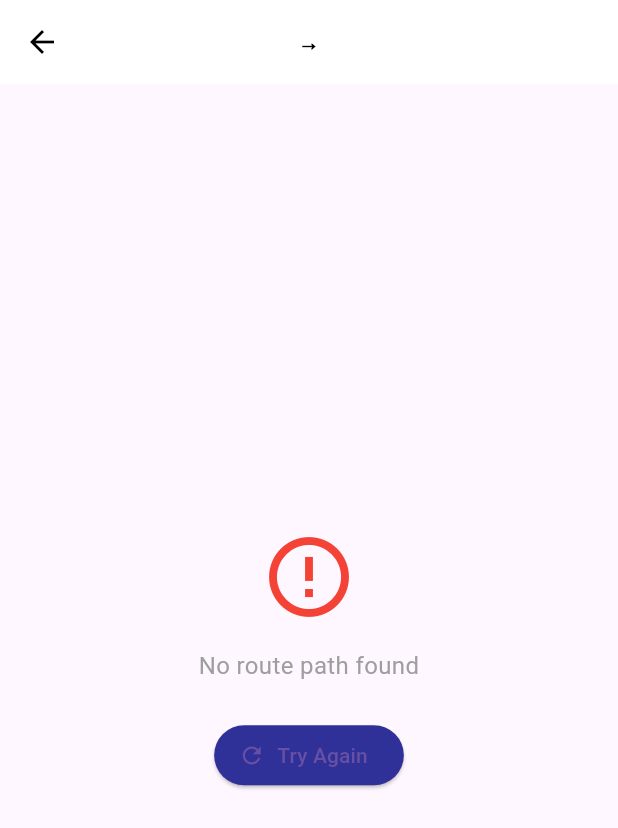
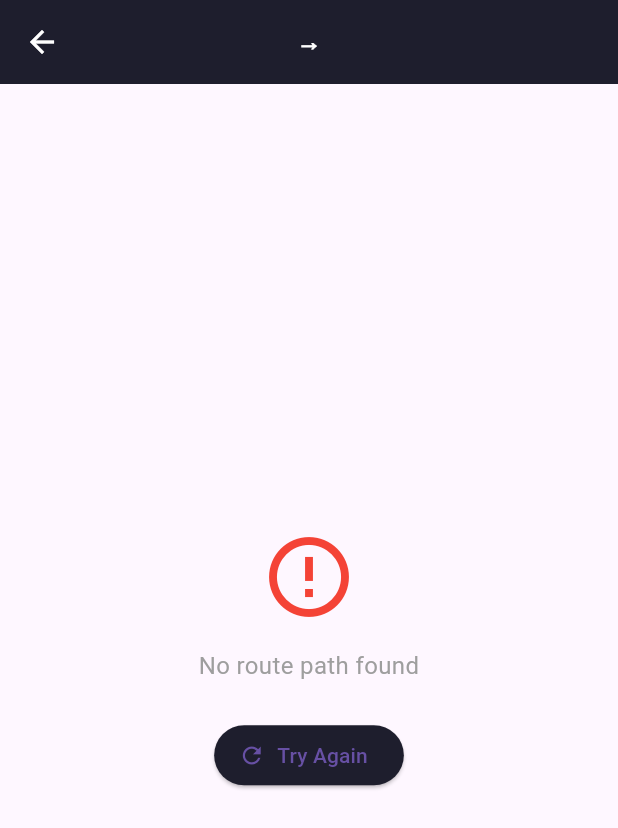
Before and after one commit to adhama06637-dot/wasalny_app, a Flutter app: the MapScreen screen opened directly with empty values, on a phone screen of 412 x 824 dp. Shown: the top 828 px of the screen. Run offline on Flutter 3.47's test engine with Material 3 defaults, Android fonts, the phone set to English and light mode, and no system bars; our stand-ins replace cloud_firestore, firebase_auth, firebase_core, flutter_map, flutter_svg, latlong2; accounts and stored records are empty.

Commit message:
edit map

```diff
--- a/lib/Compare_Screen.dart
+++ b/lib/Compare_Screen.dart
@@ -279,7 +279,7 @@ class SharedRideCard extends StatelessWidget {
     final seats        = ride['available_seats']?.toString()   ?? '--';
     final driverName   = ride['driver_name']?.toString()       ?? 'Unknown';
     final genderPref   = ride['gender_preference']?.toString() ?? 'any';
-    final ridesCount   = ride['all_rides_count'] as int?        ?? 1;
+    final ridesCount   = ride['all_rides_count'] as int?       ?? 1;
     final pickupPoints = ride['pickup_points']   as List<dynamic>? ?? [];
 
     Color  genderColor = Colors.blue;
@@ -386,7 +386,7 @@ class _Chip extends StatelessWidget {
 }
 
 // ══════════════════════════════════════════════
-// شاشة تفاصيل المسار + زرار Start Trip
+// شاشة تفاصيل المسار + زرار الخريطة الأخضر
 // ══════════════════════════════════════════════
 class RouteDetailsScreen extends StatelessWidget {
   final Map<String, dynamic> routeData;
@@ -427,7 +427,7 @@ class RouteDetailsScreen extends StatelessWidget {
         centerTitle: true,
       ),
 
-      // ── زرار Start Trip ──
+      // ── الزرار الأخضر الجديد ──
       bottomNavigationBar: Padding(
         padding: const EdgeInsets.fromLTRB(16, 8, 16, 24),
         child: SizedBox(
@@ -438,14 +438,14 @@ class RouteDetailsScreen extends StatelessWidget {
               MaterialPageRoute(
                   builder: (_) => MapScreen(routeData: routeData)),
             ),
-            icon: const Icon(Icons.navigation, color: Colors.white),
-            label: const Text('Start Trip',
+            icon: const Icon(Icons.map, color: Colors.white),
+            label: const Text('Select & Show on Map',
                 style: TextStyle(
                     fontSize: 18,
                     fontWeight: FontWeight.bold,
                     color: Colors.white)),
             style: ElevatedButton.styleFrom(
-              backgroundColor: const Color(0xFF303099),
+              backgroundColor: const Color(0xFF00E676), // اللون الأخضر بتاع الخريطة
               shape: RoundedRectangleBorder(
                   borderRadius: BorderRadius.circular(16)),
             ),
@@ -472,8 +472,9 @@ class RouteDetailsScreen extends StatelessWidget {
                   Container(width: 1, height: 40, color: Colors.grey.shade300),
                   _SummaryItem(icon: Icons.straighten, label: 'Distance', value: '$totalDist km'),
                 ],
-              ),
+             ),
             ),
+
 
             if (isRushHour) ...[
               const SizedBox(height: 12),
--- a/lib/Map.dart
+++ b/lib/Map.dart
@@ -4,10 +4,6 @@ import 'package:flutter_map/flutter_map.dart';
 import 'package:latlong2/latlong.dart';
 import 'package:http/http.dart' as http;
 
-// ══════════════════════════════════════════════
-// شاشة الخريطة — بتعرض المسار الحقيقي ديناميكياً
-// بتاخد routeData من شاشة RouteDetailsScreen
-// ══════════════════════════════════════════════
 class MapScreen extends StatefulWidget {
   final Map<String, dynamic> routeData;
 
@@ -19,14 +15,13 @@ class MapScreen extends StatefulWidget {
 
 class _MapScreenState extends State<MapScreen> {
   List<LatLng> routePoints = [];
-  bool  isLoading = true;
+  bool isLoading = true;
   String? errorMessage;
 
-  // إحداثيات البداية والنهاية
   LatLng? startPoint;
   LatLng? endPoint;
-  String  startName = '';
-  String  endName   = '';
+  String startName = '';
+  String endName = '';
 
   @override
   void initState() {
@@ -34,69 +29,59 @@ class _MapScreenState extends State<MapScreen> {
     _loadRoute();
   }
 
-  // ══════════════════════════════════════════════
-  // الدالة الرئيسية — بتجيب الإحداثيات وترسم المسار
-  // ══════════════════════════════════════════════
   Future<void> _loadRoute() async {
     setState(() {
-      isLoading    = true;
+      isLoading = true;
       errorMessage = null;
     });
 
     try {
-      // جيب الـ path من الـ routeData
       final path = widget.routeData['path'] as List<dynamic>?;
 
       if (path == null || path.length < 2) {
         setState(() {
           errorMessage = 'No route path found';
-          isLoading    = false;
+          isLoading = false;
         });
         return;
       }
 
-      // اخد أول وآخر محطة
       startName = path.first.toString();
-      endName   = path.last.toString();
+      endName = path.last.toString();
 
-      // حول أسماء المحطات لإحداثيات
       final start = await _getCoordinates(startName);
-      final end   = await _getCoordinates(endName);
+      final end = await _getCoordinates(endName);
 
       if (start == null || end == null) {
         setState(() {
           errorMessage = 'Could not find coordinates for stations';
-          isLoading    = false;
+          isLoading = false;
         });
         return;
       }
 
       startPoint = start;
-      endPoint   = end;
+      endPoint = end;
 
-      // جيب نقاط المسار على الخريطة
       final points = await _getRoutePoints(start, end);
 
       setState(() {
         routePoints = points;
-        isLoading   = false;
+        isLoading = false;
       });
     } catch (e) {
       setState(() {
         errorMessage = 'Error loading route: $e';
-        isLoading    = false;
+        isLoading = false;
       });
     }
   }
 
-  // ══════════════════════════════════════════════
-  // بتحول اسم المحطة لإحداثيات GPS
-  // ══════════════════════════════════════════════
+  // طريقة كلاود الممتازة في البحث عن المكان
   Future<LatLng?> _getCoordinates(String stationName) async {
     try {
-      // بنضيف Cairo عشان الـ search يبقى أدق
-      final query  = Uri.encodeComponent('$stationName, Cairo, Egypt');
-      final url    = 'https://nominatim.openstreetmap.org/search?q=$query&format=json&limit=1';
+      final query = Uri.encodeComponent('$stationName, Cairo, Egypt');
+      final url = 'https://nominatim.openstreetmap.org/search?q=$query&format=json&limit=1';
 
       final response = await http.get(
         Uri.parse(url),
@@ -113,40 +98,27 @@ class _MapScreenState extends State<MapScreen> {
         double.parse(data[0]['lon'].toString()),
       );
     } catch (e) {
-      debugPrint('Error getting coordinates for $stationName: $e');
+      debugPrint('Error getting coordinates: $e');
       return null;
     }
   }
 
-  // ══════════════════════════════════════════════
-  // بتجيب نقاط المسار على الطريق الفعلي
-  // ══════════════════════════════════════════════
+  // الـ API بتاعنا (OSRM) المجاني اللي بيرسم الشوارع ومبيحتاجش Token يخلص
   Future<List<LatLng>> _getRoutePoints(LatLng start, LatLng end) async {
     try {
-      final response = await http.post(
-        Uri.parse('https://api.openrouteservice.org/v2/directions/driving-car'),
-        headers: {
-          'Authorization':
-              'eyJvcmciOiI1YjNjZTM1OTc4NTExMTAwMDFjZjYyNDgiLCJpZCI6ImVhMTE5Y2VlNzg0OTQxNDc5NDMzNmYzZmE0ODJmYzMzIiwiaCI6Im11cm11cjY0In0=',
-          'Content-Type': 'application/json',
-        },
-        body: jsonEncode({
-          'coordinates': [
-            [start.longitude, start.latitude],
-            [end.longitude,   end.latitude],
-          ]
-        }),
-      );
+      final url = Uri.parse(
+          'http://router.project-osrm.org/route/v1/driving/${start.longitude},${start.latitude};${end.longitude},${end.latitude}?overview=full&geometries=geojson');
+
+      final response = await http.get(url);
 
       if (response.statusCode != 200) {
-        // لو الـ API فشلت، ارسم خط مباشر بين النقطتين
         return [start, end];
       }
 
-      final data   = jsonDecode(response.body);
-      final coords = data['routes'][0]['geometry']['coordinates'] as List<dynamic>;
+      final data = jsonDecode(response.body);
+      final geometry = data['routes'][0]['geometry']['coordinates'] as List<dynamic>;
 
-      return coords.map<LatLng>((point) {
+      return geometry.map<LatLng>((point) {
         final p = point as List<dynamic>;
         return LatLng(
           double.parse(p[1].toString()),
@@ -155,77 +127,68 @@ class _MapScreenState extends State<MapScreen> {
       }).toList();
     } catch (e) {
       debugPrint('Error getting route points: $e');
-      // لو في error، ارسم خط مباشر
       return [start, end];
     }
   }
 
-  // حساب مركز الخريطة بين البداية والنهاية
   LatLng _getCenter() {
     if (startPoint != null && endPoint != null) {
       return LatLng(
-        (startPoint!.latitude  + endPoint!.latitude)  / 2,
+        (startPoint!.latitude + endPoint!.latitude) / 2,
         (startPoint!.longitude + endPoint!.longitude) / 2,
       );
     }
-    // Cairo default
     return const LatLng(30.0444, 31.2357);
   }
 
   @override
   Widget build(BuildContext context) {
-    final totalTime  = widget.routeData['total_time_min']?.toString()  ?? '--';
+    final totalTime = widget.routeData['total_time_min']?.toString() ?? '--';
     final totalPrice = widget.routeData['total_price_egp']?.toString() ?? '--';
 
     return Scaffold(
       appBar: AppBar(
-        backgroundColor: Colors.white,
+        backgroundColor: const Color(0xFF1E1E2D), // لون داكن يمشي مع خريطة أوبر
         elevation: 0,
         leading: IconButton(
-          icon: const Icon(Icons.arrow_back, color: Colors.black),
+          icon: const Icon(Icons.arrow_back, color: Colors.white),
           onPressed: () => Navigator.pop(context),
         ),
         title: Text(
           '$startName → $endName',
-          style: const TextStyle(
-              color: Colors.black,
-              fontWeight: FontWeight.bold,
-              fontSize: 14),
+          style: const TextStyle(color: Colors.white, fontWeight: FontWeight.bold, fontSize: 16),
           overflow: TextOverflow.ellipsis,
         ),
         centerTitle: true,
       ),
       body: Stack(
         children: [
-
-          // ── الخريطة ──
           if (!isLoading && errorMessage == null)
             FlutterMap(
               options: MapOptions(
                 initialCenter: _getCenter(),
-                initialZoom:   12,
+                initialZoom: 12,
               ),
               children: [
-                // طبقة OpenStreetMap
+                // 🌟 خريطة أوبر (Dark Mode)
                 TileLayer(
-                  urlTemplate:
-                      'https://tile.openstreetmap.org/{z}/{x}/{y}.png',
+                  urlTemplate: 'https://{s}.basemaps.cartocdn.com/dark_all/{z}/{x}/{y}{r}.png',
+                  subdomains: const ['a', 'b', 'c', 'd'],
                   userAgentPackageName: 'com.wasalny.app',
                 ),
 
-                // خط المسار
+                // 🌟 مسار الشارع (لون أخضر فاقع)
                 if (routePoints.isNotEmpty)
                   PolylineLayer(
                     polylines: [
                       Polyline(
-                        points:      routePoints,
+                        points: routePoints,
                         strokeWidth: 5,
-                        color:       const Color(0xFF303099),
+                        color: const Color(0xFF00E676),
                       ),
                     ],
                   ),
 
-                // ماركر البداية والنهاية
                 MarkerLayer(
                   markers: [
                     if (startPoint != null)
@@ -233,71 +196,52 @@ class _MapScreenState extends State<MapScreen> {
                         point: startPoint!,
                         width: 40,
                         height: 40,
-                        child: const Icon(
-                          Icons.location_on,
-                          color: Colors.green,
-                          size: 40,
-                        ),
+                        child: const Icon(Icons.location_on, color: Colors.blue, size: 40),
                       ),
                     if (endPoint != null)
                       Marker(
                         point: endPoint!,
                         width: 40,
                         height: 40,
-                        child: const Icon(
-                          Icons.flag,
-                          color: Colors.red,
-                          size: 40,
-                        ),
+                        child: const Icon(Icons.flag, color: Colors.red, size: 40),
                       ),
                   ],
                 ),
               ],
             ),
 
-          // ── Loading ──
           if (isLoading)
             const Center(
               child: Column(
                 mainAxisAlignment: MainAxisAlignment.center,
                 children: [
-                  CircularProgressIndicator(color: Color(0xFF303099)),
+                  CircularProgressIndicator(color: Color(0xFF00E676)),
                   SizedBox(height: 16),
-                  Text('Loading your route...',
-                      style: TextStyle(color: Colors.grey, fontSize: 16)),
+                  Text('Loading your route...', style: TextStyle(color: Colors.grey, fontSize: 16)),
                 ],
               ),
             ),
 
-          // ── Error ──
           if (!isLoading && errorMessage != null)
             Center(
-              child: Padding(
-                padding: const EdgeInsets.all(24),
               child: Column(
                 mainAxisAlignment: MainAxisAlignment.center,
                 children: [
-                    const Icon(Icons.error_outline,
-                        color: Colors.red, size: 64),
+                  const Icon(Icons.error_outline, color: Colors.red, size: 64),
                   const SizedBox(height: 16),
-                    Text(errorMessage!,
-                        textAlign: TextAlign.center,
-                        style: const TextStyle(
-                            color: Colors.grey, fontSize: 16)),
+                  Text(errorMessage!, textAlign: TextAlign.center, style: const TextStyle(color: Colors.grey, fontSize: 16)),
                   const SizedBox(height: 24),
                   ElevatedButton.icon(
                     onPressed: _loadRoute,
                     icon: const Icon(Icons.refresh),
                     label: const Text('Try Again'),
-                      style: ElevatedButton.styleFrom(
-                          backgroundColor: const Color(0xFF303099)),
+                    style: ElevatedButton.styleFrom(backgroundColor: const Color(0xFF1E1E2D)),
                   ),
                 ],
               ),
             ),
-            ),
 
-          // ── Info Card في الأسفل ──
+          // 🌟 الكارت المدمج (UI كلاود + زرار Start Trip)
           if (!isLoading && errorMessage == null)
             Positioned(
               bottom: 16,
@@ -309,56 +253,56 @@ class _MapScreenState extends State<MapScreen> {
                   color: Colors.white,
                   borderRadius: BorderRadius.circular(20),
                   boxShadow: [
-                    BoxShadow(
-                      color: Colors.black.withOpacity(0.1),
-                      blurRadius: 12,
-                      offset: const Offset(0, 4),
+                    BoxShadow(color: Colors.black.withOpacity(0.2), blurRadius: 15, offset: const Offset(0, 5)),
+                  ],
+                ),
+                child: Column(
+                  mainAxisSize: MainAxisSize.min,
+                  children: [
+                    Row(
+                      mainAxisAlignment: MainAxisAlignment.spaceAround,
+                      children: [
+                        Column(children: [
+                          const Icon(Icons.access_time, color: Color(0xFF1E1E2D)),
+                          const SizedBox(height: 4),
+                          Text('$totalTime min', style: const TextStyle(fontWeight: FontWeight.bold, fontSize: 16)),
+                          const Text('Duration', style: TextStyle(color: Colors.grey, fontSize: 12)),
+                        ]),
+                        Container(width: 1, height: 40, color: Colors.grey.shade300),
+                        Column(children: [
+                          const Icon(Icons.attach_money, color: Color(0xFF1E1E2D)),
+                          const SizedBox(height: 4),
+                          Text('$totalPrice EGP', style: const TextStyle(fontWeight: FontWeight.bold, fontSize: 16)),
+                          const Text('Price', style: TextStyle(color: Colors.grey, fontSize: 12)),
+                        ]),
+                        Container(width: 1, height: 40, color: Colors.grey.shade300),
+                        GestureDetector(
+                          onTap: _loadRoute,
+                          child: const Column(children: [
+                            Icon(Icons.refresh, color: Color(0xFF1E1E2D)),
+                            SizedBox(height: 4),
+                            Text('Reload', style: TextStyle(fontWeight: FontWeight.bold, fontSize: 14)),
+                          ]),
                         ),
                       ],
                     ),
-                child: Row(
-                  mainAxisAlignment: MainAxisAlignment.spaceAround,
-                  children: [
-                    // الوقت
-                    Column(children: [
-                      const Icon(Icons.access_time,
-                          color: Color(0xFF303099)),
-                      const SizedBox(height: 4),
-                      Text('$totalTime min',
-                          style: const TextStyle(
-                              fontWeight: FontWeight.bold, fontSize: 16)),
-                      const Text('Duration',
-                          style: TextStyle(color: Colors.grey, fontSize: 12)),
-                    ]),
-
-                    Container(width: 1, height: 40, color: Colors.grey.shade200),
-
-                    // السعر
-                    Column(children: [
-                      const Icon(Icons.attach_money,
-                          color: Color(0xFF303099)),
-                      const SizedBox(height: 4),
-                      Text('$totalPrice EGP',
-                          style: const TextStyle(
-                              fontWeight: FontWeight.bold, fontSize: 16)),
-                      const Text('Price',
-                          style: TextStyle(color: Colors.grey, fontSize: 12)),
-                    ]),
-
-                    Container(width: 1, height: 40, color: Colors.grey.shade200),
-
-                    // زرار إعادة التحميل
-                    GestureDetector(
-                      onTap: _loadRoute,
-                      child: Column(children: [
-                        const Icon(Icons.refresh, color: Color(0xFF303099)),
-                        const SizedBox(height: 4),
-                        const Text('Reload',
-                            style: TextStyle(
-                                fontWeight: FontWeight.bold, fontSize: 16)),
-                        const Text('Route',
-                            style: TextStyle(color: Colors.grey, fontSize: 12)),
-                      ]),
+                    const SizedBox(height: 16),
+                    // زرار Start Trip الجديد
+                    SizedBox(
+                      width: double.infinity,
+                      height: 50,
+                      child: ElevatedButton(
+                        onPressed: () {
+                          ScaffoldMessenger.of(context).showSnackBar(
+                            const SnackBar(content: Text('Starting Trip & Tracking... 🚀')),
+                          );
+                        },
+                        style: ElevatedButton.styleFrom(
+                          backgroundColor: const Color(0xFF00E676), // أخضر فاقع
+                          shape: RoundedRectangleBorder(borderRadius: BorderRadius.circular(15)),
+                        ),
+                        child: const Text('Start Trip', style: TextStyle(fontSize: 18, color: Colors.white, fontWeight: FontWeight.bold)),
+                      ),
                     ),
                   ],
                 ),
```
Lines whose indentation alone changed are shown as unchanged.
